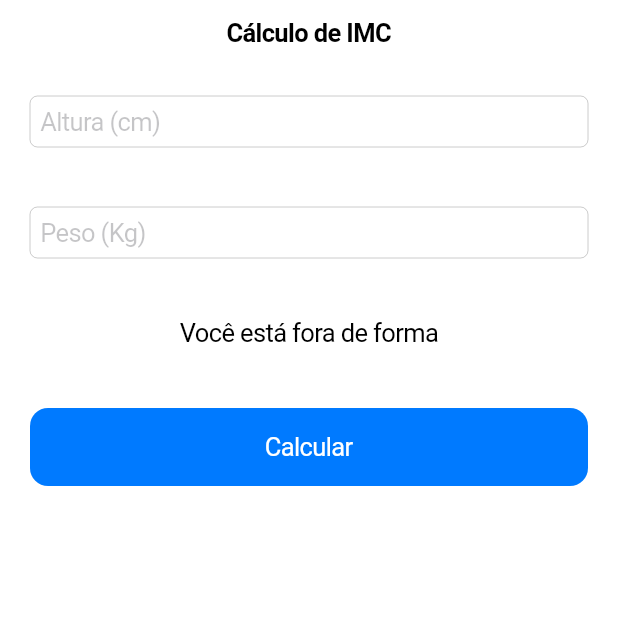
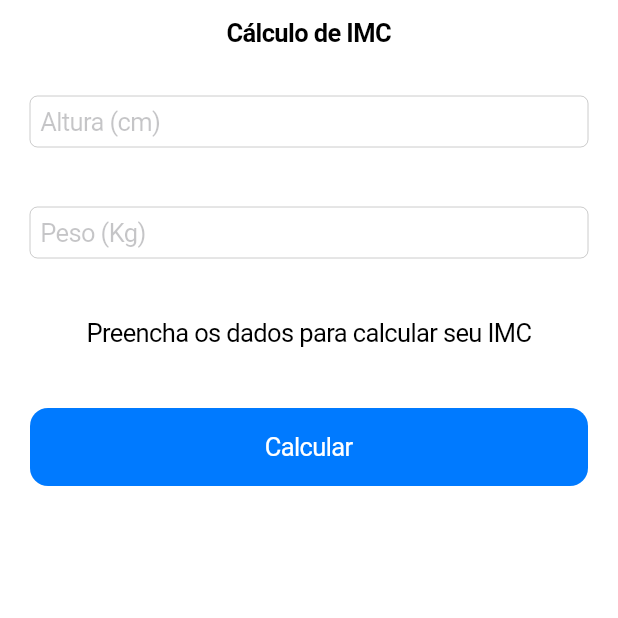
Before and after one commit to jamesSena/flutter_imc, a Flutter app: the screen it shows after launch, on a phone screen of 412 x 824 dp, the top half of it. Run offline on Flutter 3.47's test engine with Material 2 defaults, Android fonts, the phone set to English and light mode, and no system bars; our stand-ins replace flutter_masked_text.

```diff
--- a/lib/ui/ios/pages/home.page.dart
+++ b/lib/ui/ios/pages/home.page.dart
@@ -1,5 +1,6 @@
 
 import 'package:flutter/cupertino.dart';
+import 'package:imc/blocs/imc.bloc.dart';
 
 class HomePage extends StatefulWidget {
   @override
@@ -7,6 +8,8 @@ class HomePage extends StatefulWidget {
 }
 
 class _HomePageState extends State<HomePage> {
+  var bloc = new ImcBloc();
+
   @override
   Widget build(BuildContext context) {
     return CupertinoPageScaffold(
@@ -20,6 +23,7 @@ class _HomePageState extends State<HomePage> {
             child: CupertinoTextField(
               placeholder: "Altura (cm)",
               keyboardType: TextInputType.number,
+              controller: bloc.heightCtrl,
             ),
           ),
           Padding(
@@ -27,12 +31,14 @@ class _HomePageState extends State<HomePage> {
             child: CupertinoTextField(
               placeholder: "Peso (Kg)",
               keyboardType: TextInputType.number,
+              controller: bloc.weightCtrl,
+
             ),
           ),
           Padding(
             padding: EdgeInsets.all(20),
             child: Text(
-              "Você está fora de forma",
+              bloc.result,
               textAlign: TextAlign.center
             ),
 
```
